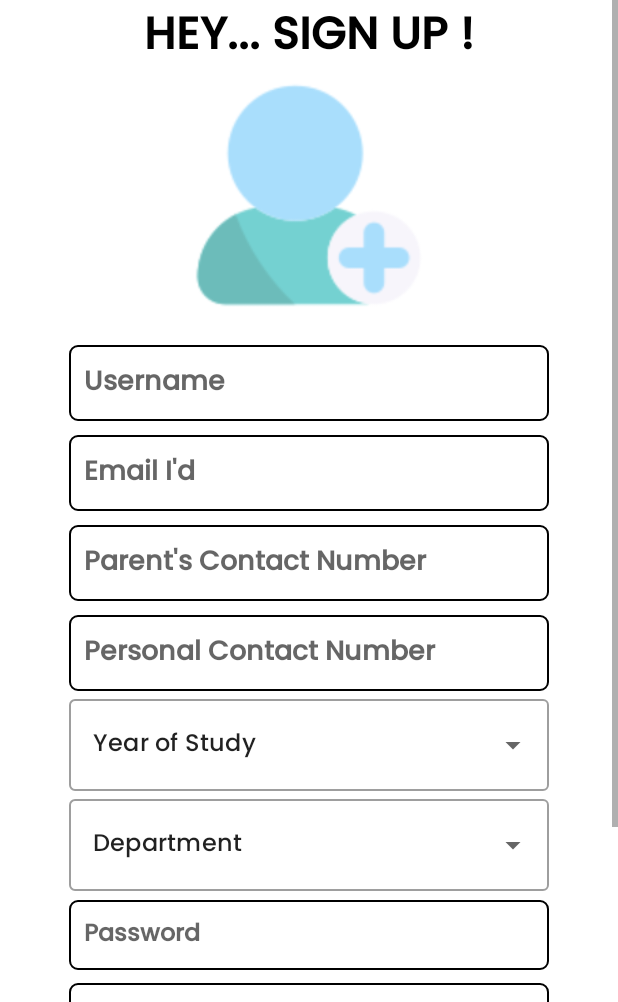
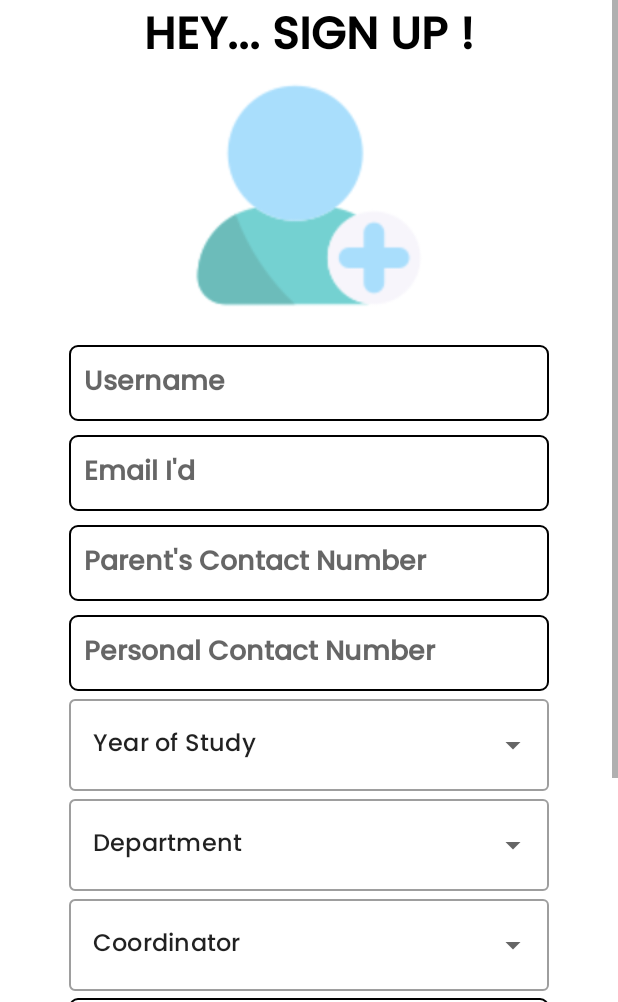
Before and after one commit to polaraju1005/GMRBus, an Android app: the StudentRegisterActivity screen opened directly, with no data from a screen before it, on a phone screen of 412 x 824 dp, the part 234-1236 px from its top. Run offline under Robolectric (Android 15) with nearby library versions, the phone set to English and light mode, and no system bars; our stand-ins replace Firebase (no records; nobody signed in at launch, a user with empty details on screens opened directly).

Commit message:
Initial commit

```diff
--- a/app/src/main/AndroidManifest.xml
+++ b/app/src/main/AndroidManifest.xml
@@ -18,9 +18,6 @@
         android:supportsRtl="true"
         android:theme="@style/Theme.GMRBus"
         tools:targetApi="31">
-        <activity
-            android:name=".RegisterSplashScreen"
-            android:exported="false" />
         <activity
             android:name=".AdminRegisterActivity"
             android:exported="false" />
--- a/app/src/main/java/com/example/gmrbus/AdminRegisterActivity.kt
+++ b/app/src/main/java/com/example/gmrbus/AdminRegisterActivity.kt
@@ -127,5 +127,4 @@ class AdminRegisterActivity : AppCompatActivity() {
         onBackPressed()
         return true
     }
-
 }
--- a/app/src/main/java/com/example/gmrbus/StudentDashboard.kt
+++ b/app/src/main/java/com/example/gmrbus/StudentDashboard.kt
@@ -15,7 +15,7 @@ class StudentDashboard : AppCompatActivity() {
     lateinit var textStuName:TextView
     lateinit var btnScan:Button
     lateinit var btnTrack:Button
-    lateinit var btnPay:Button
+    lateinit var btnBooking:Button
     lateinit var btnData:Button
     override fun onCreate(savedInstanceState: Bundle?) {
         super.onCreate(savedInstanceState)
@@ -27,7 +27,7 @@ class StudentDashboard : AppCompatActivity() {
         textStuName = findViewById(R.id.txtStudentName)
         btnScan = findViewById(R.id.btnScan)
         btnTrack = findViewById(R.id.btnTrack)
-        btnPay = findViewById(R.id.btnPayment)
+        btnBooking = findViewById(R.id.btnPayment)
         btnData = findViewById(R.id.btnDetails)
 
 
@@ -39,7 +39,7 @@ class StudentDashboard : AppCompatActivity() {
             Toast.makeText(this,"Coming Soon",Toast.LENGTH_SHORT).show()
         }
 
-        btnPay.setOnClickListener {
+        btnBooking.setOnClickListener {
             val openURL = Intent(android.content.Intent.ACTION_VIEW)
             openURL.data = Uri.parse("https://gmrit.edu.in/payments/")
             startActivity(openURL)
--- a/app/src/main/java/com/example/gmrbus/StudentRegisterActivity.kt
+++ b/app/src/main/java/com/example/gmrbus/StudentRegisterActivity.kt
@@ -1,13 +1,15 @@
 package com.example.gmrbus
 
+import android.content.Intent
 import android.os.Build
-import androidx.appcompat.app.AppCompatActivity
 import android.os.Bundle
 import android.widget.*
 import androidx.annotation.RequiresApi
+import androidx.appcompat.app.AppCompatActivity
 import com.google.android.material.textfield.TextInputLayout
-import org.w3c.dom.Text
-import java.time.temporal.TemporalAdjusters.next
+import com.google.firebase.auth.FirebaseAuth
+import com.google.firebase.database.DatabaseReference
+import com.google.firebase.database.FirebaseDatabase
 
 class StudentRegisterActivity : AppCompatActivity() {
     lateinit var logo: ImageView
@@ -17,9 +19,10 @@ class StudentRegisterActivity : AppCompatActivity() {
     private lateinit var edtUserName: EditText
     private lateinit var edtEmail: EditText
     lateinit var etParentPhone: EditText
-    lateinit var etPersonalPhone: EditText
-    lateinit var yos: TextInputLayout
+    private lateinit var etPersonalPhone: EditText
+    private lateinit var yos: TextInputLayout
     private lateinit var department: TextInputLayout
+    lateinit var coordinator: TextInputLayout
     private lateinit var etpassword: EditText
     lateinit var etConfirmPassword: EditText
     lateinit var register: Button
@@ -29,6 +32,10 @@ class StudentRegisterActivity : AppCompatActivity() {
     lateinit var confirmPassword: String
     lateinit var parentPhone: String
     lateinit var personalPhone: String
+    lateinit var refusers: DatabaseReference
+    private var firebaseUserId: String = ""
+    private var adminUserId: String = ""
+    lateinit var auth: FirebaseAuth
 
 
     @RequiresApi(Build.VERSION_CODES.O)
@@ -49,22 +56,28 @@ class StudentRegisterActivity : AppCompatActivity() {
         etParentPhone = findViewById(R.id.etParentPhn)
         etPersonalPhone = findViewById(R.id.etPersonalPhn)
         yos = findViewById(R.id.dropdown)
+        coordinator = findViewById(R.id.dropdownAdmin)
         department = findViewById(R.id.dropdownDepartment)
         etpassword = findViewById(R.id.etPassword)
         etConfirmPassword = findViewById(R.id.etCnfPassword)
         register = findViewById(R.id.btnRegister)
+        auth = FirebaseAuth.getInstance()
 
         val years = resources.getStringArray(R.array.year_of_study)
         val departments = resources.getStringArray(R.array.department)
+        val admins = resources.getStringArray(R.array.coordinator)
 
         val arrayAdapter = ArrayAdapter(this, R.layout.dropdown_item, years)
         val arrayAdapterTwo = ArrayAdapter(this, R.layout.department_dropdown, departments)
+        val arrayAdapterThree = ArrayAdapter(this, R.layout.dropdown_admin, admins)
 
         val autocompleteTV = findViewById<AutoCompleteTextView>(R.id.autoCompleteTextView)
         val autoCompleteTV2 = findViewById<AutoCompleteTextView>(R.id.autoCompleteTextView2)
+        val autoCompleteTV3 = findViewById<AutoCompleteTextView>(R.id.autoCompleteTextView3)
 
         autocompleteTV.setAdapter(arrayAdapter)
         autoCompleteTV2.setAdapter(arrayAdapterTwo)
+        autoCompleteTV3.setAdapter(arrayAdapterThree)
 
         register.setOnClickListener {
             name = edtUserName.text.toString().trim { it <= ' ' }
@@ -102,8 +115,38 @@ class StudentRegisterActivity : AppCompatActivity() {
 
     }
 
-    private fun next() {
-        Toast.makeText(this, "Registered", Toast.LENGTH_SHORT).show()
+    private operator fun next() {
+        auth.createUserWithEmailAndPassword(mail, password)
+            .addOnCompleteListener(this@StudentRegisterActivity) { task ->
+                if (task.isSuccessful) {
+                    firebaseUserId = auth.currentUser!!.uid
+                    adminUserId = coordinator.editText!!.text.toString()
+                    refusers =
+                        FirebaseDatabase.getInstance().reference.child("Users").child(adminUserId)
+                            .child(firebaseUserId)
+                    val userHashMap = HashMap<String, Any>()
+                    userHashMap["uid"] = firebaseUserId
+                    userHashMap["username"] = edtUserName.text.toString().trim { it <= ' ' }
+                    userHashMap["email"] = edtEmail.text.toString().trim { it <= ' ' }
+                    userHashMap["parentPhone"] = etParentPhone.text.toString().trim { it <= ' ' }
+                    userHashMap["phone"] = etPersonalPhone.text.toString().trim { it <= ' ' }
+                    userHashMap["yos"] = yos.editText!!.text.toString()
+                    userHashMap["department"] = department.editText!!.text.toString()
+                    userHashMap["coordinator"] = coordinator.editText!!.text.toString()
+                    refusers.updateChildren(userHashMap).addOnCompleteListener { task ->
+                        if (task.isSuccessful) {
+                            Toast.makeText(
+                                this,
+                                "User registration successful!",
+                                Toast.LENGTH_SHORT
+                            ).show()
+                            startActivity(Intent(this,StudentLogin::class.java))
+                        }
+                    }
+                } else {
+                    Toast.makeText(this, "Something went wrong", Toast.LENGTH_SHORT).show()
+                }
+            }
     }
 
     override fun onSupportNavigateUp(): Boolean {
--- a/app/src/main/java/com/example/gmrbus/Users.kt
+++ b/app/src/main/java/com/example/gmrbus/Users.kt
@@ -15,7 +15,7 @@ class Users {
         email: String,
         phone: String,
         password: String,
-        busRoute: String
+        busRoute: String,
     ) {
         this.uid = uid
         this.username = username
@@ -64,4 +64,5 @@ class Users {
     fun setBusRoute(busRoute: String) {
         this.busRoute = busRoute
     }
+
 }
--- a/app/src/main/res/layout/activity_student_register.xml
+++ b/app/src/main/res/layout/activity_student_register.xml
@@ -1,6 +1,5 @@
 <?xml version="1.0" encoding="utf-8"?>
 <ScrollView xmlns:android="http://schemas.android.com/apk/res/android"
-    xmlns:app="http://schemas.android.com/apk/res-auto"
     xmlns:tools="http://schemas.android.com/tools"
     android:layout_width="match_parent"
     android:layout_height="match_parent"
@@ -14,7 +13,7 @@
             android:id="@+id/imgGMR"
             android:layout_width="100dp"
             android:layout_height="70dp"
-            android:layout_marginLeft="70dp"
+            android:layout_marginStart="70dp"
             android:layout_marginTop="30dp"
             android:src="@drawable/gmrlogo" />
 
@@ -22,7 +21,7 @@
             android:id="@+id/txtBuses"
             android:layout_width="wrap_content"
             android:layout_height="wrap_content"
-            android:layout_marginLeft="180dp"
+            android:layout_marginStart="180dp"
             android:layout_marginTop="35dp"
             android:fontFamily="@font/poppins_medium"
             android:text="BUSES"
@@ -83,7 +82,7 @@
             android:layout_width="320dp"
             android:layout_height="wrap_content"
             android:layout_centerHorizontal="true"
-            android:layout_marginTop="700dp"
+            android:layout_marginTop="765dp"
             android:background="@drawable/input_bg"
             android:ems="10"
             android:fontFamily="@font/poppins_medium"
@@ -98,7 +97,7 @@
             android:layout_width="320dp"
             android:layout_height="wrap_content"
             android:layout_centerHorizontal="true"
-            android:layout_marginTop="755dp"
+            android:layout_marginTop="818dp"
             android:background="@drawable/input_bg"
             android:ems="10"
             android:fontFamily="@font/poppins_medium"
@@ -177,12 +176,32 @@
 
         </com.google.android.material.textfield.TextInputLayout>
 
+        <com.google.android.material.textfield.TextInputLayout
+            android:id="@+id/dropdownAdmin"
+            style="@style/Widget.MaterialComponents.TextInputLayout.OutlinedBox.ExposedDropdownMenu"
+            android:layout_width="320dp"
+            android:layout_height="wrap_content"
+            android:layout_below="@+id/dropdownDepartment"
+            android:layout_centerHorizontal="true">
+
+            <AutoCompleteTextView
+                android:id="@+id/autoCompleteTextView3"
+                android:layout_width="match_parent"
+                android:layout_height="match_parent"
+                android:layout_weight="1"
+                android:ems="10"
+                android:fontFamily="@font/poppins_medium"
+                android:inputType="none"
+                android:text="Coordinator" />
+
+        </com.google.android.material.textfield.TextInputLayout>
+
         <androidx.constraintlayout.utils.widget.MotionButton
             android:id="@+id/btnRegister"
             android:layout_width="160dp"
             android:layout_height="55dp"
             android:layout_centerHorizontal="true"
-            android:layout_marginTop="820dp"
+            android:layout_marginTop="868dp"
             android:layout_marginBottom="30dp"
             android:background="@drawable/gradient_button"
             android:fontFamily="@font/poppins_medium"
--- a/app/src/main/res/values/strings.xml
+++ b/app/src/main/res/values/strings.xml
@@ -23,4 +23,14 @@
         <item>BOBBILI</item>
     </string-array>
 
+    <string-array name="coordinator">
+        <item>Admin1</item>
+        <item>Admin2</item>
+        <item>Admin3</item>
+    </string-array>
+
+    <string name="Admin1">BcFAVCqDXScTCghYgMwDMiJnX372</string>
+    <string name="Admin2">QXdPWE6QW6eYOZtBZCh7YKEOjNk1</string>
+    <string name="Admin3">oh2RSmyU8fWU3ihdHGChjvpJ2Ad2</string>
+
 </resources>
```
Also changed, not shown: app/src/main/java/com/example/gmrbus/StudentLogin.kt (+35 -15 lines), app/src/main/java/com/example/gmrbus/Students.kt (added, +100 -0 lines), app/src/main/res/layout/activity_student_dashboard.xml (+5 -5 lines), app/src/main/res/layout/dropdown_admin.xml (added, +9 -0 lines), app/src/main/res/drawable/icon.png (deleted).
